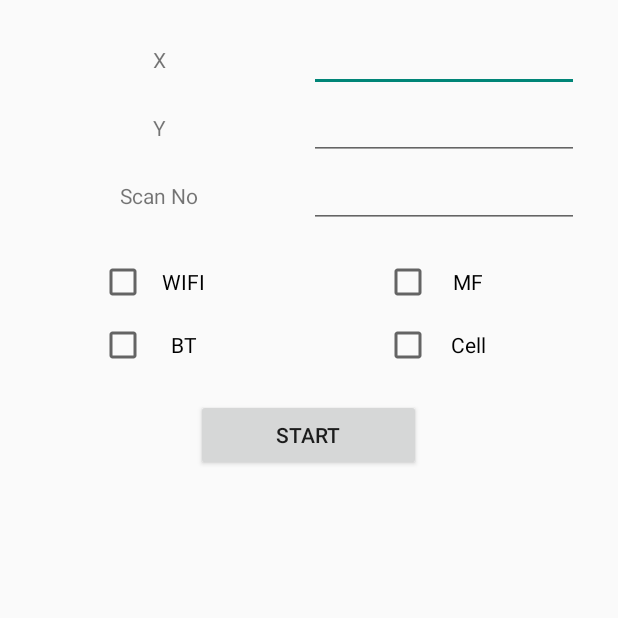
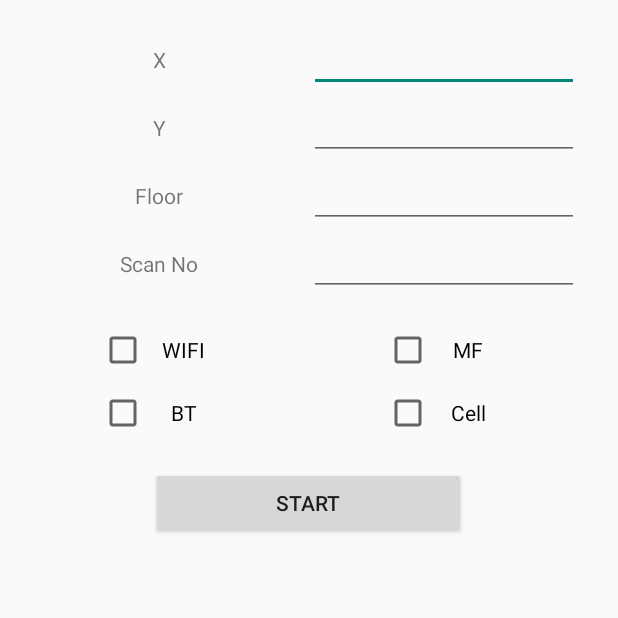
Before and after one commit to bolatu/CsvLoggerTUC, an Android app: the MainActivity screen opened directly, with no data from a screen before it, on a phone screen of 412 x 824 dp, the top half of it. Run offline under Robolectric (Android 15) with nearby library versions, the phone set to English and light mode, and no system bars; 1 statement that could not run was skipped.

Commit message:
updated based on map integration

```diff
--- a/app/src/main/AndroidManifest.xml
+++ b/app/src/main/AndroidManifest.xml
@@ -25,6 +25,7 @@
         android:label="@string/app_name"
         android:supportsRtl="true"
         android:theme="@style/Theme.AppCompat.Light.NoActionBar">
+
         <activity android:name="com.bolatu.csvloggertuc.MainActivity">
             <intent-filter>
                 <action android:name="android.intent.action.MAIN" />
--- a/app/src/main/java/com/bolatu/csvloggertuc/CellScanner/CellScanner.java
+++ b/app/src/main/java/com/bolatu/csvloggertuc/CellScanner/CellScanner.java
@@ -33,32 +33,17 @@ import java.util.concurrent.atomic.AtomicInteger;
 
 public class CellScanner implements IHaltable {
 
-    private TimeStampHandler timeStampHandler = new TimeStampHandler();
-
-    private long timestampOfDetection;
-    private String convertedTimestamp;
-
     private boolean isScanFinished = false;
     private boolean isScanSuccessfullyFinished = false;
 
     AccessPointParser accessPointParser;
 
-    private LinkedHashMap<String, LinkedList<HashMap<Integer, String>>> sortedWifiScanResults = new LinkedHashMap<>();
-    private HashMap<String, String> currentWifiScanResultList = new HashMap<>();
-
-    private String rawWifiScanResults = "";
-
-    private CsvHandler csvHandler;
+    private LinkedHashMap<String, LinkedList<HashMap<Integer, String>>> sortedCellScanResults = new LinkedHashMap<>();
+    private HashMap<String, String> currentCellScanResultList = new HashMap<>();
 
     private int scanCounter = 0;
     private int scanCounterTimeout = 0;
 
-//    public static final String ACTION_BASE = AppGlobals.ACTION_NAMESPACE + ".CellScanner.";
-//    public static final String ACTION_CELLS_SCANNED = ACTION_BASE + "CELLS_SCANNED";
-    public static final String ACTION_CELLS_SCANNED_ARG_CELLS = "cells";
-//    public static final String ACTION_CELLS_SCANNED_ARG_TIME = AppGlobals.ACTION_ARG_TIME;
-
-    private static final int MAX_SCANS_PER_GPS = 2;
     private static final long CELL_MIN_UPDATE_TIME = 2000; // milliseconds
 
     private final Context mAppContext;
@@ -110,14 +95,9 @@ public class CellScanner implements IHaltable {
                         return;
                     }
 
-//                    if (mScanCount.incrementAndGet() > MAX_SCANS_PER_GPS) {
-//                        stop();
-//                        return;
-//                    }
 
                     final long curTime = System.currentTimeMillis();
                     ArrayList<CellInfo> cells = new ArrayList<CellInfo>(mSimpleCellScanner.getCellInfo());
-                    Log.d("CellularScan:", cells.toString());
 
                     if (mReportWasFlushed.getAndSet(false)) {
                         clearCells();
@@ -130,16 +110,13 @@ public class CellScanner implements IHaltable {
 
                     for (CellInfo cell : cells) {
                         addToCells(cell.getCellIdentity());
-                        currentWifiScanResultList.put(cell.getCellIdentity(),
-                                cell.getCellRadio());
-                        Log.d("CellularScan:", cell.getCellIdentity());
-                        currentWifiScanResultList.put(cell.getCellIdentity(),
+                        Log.d("CellularScan:", cell.getCellIdentity() + String.valueOf(cell.getSignalStrength()));
+                        currentCellScanResultList.put(cell.getCellIdentity(),
                                 String.valueOf(cell.getSignalStrength()));
                     }
 
-                    String convertedMaxTimestamp = timeStampHandler.convertTimestamp(timestampOfDetection);
 
-                    sortedWifiScanResults = accessPointParser.sortBtScanResults(currentWifiScanResultList, scanCounter);
+                    sortedCellScanResults = accessPointParser.sortBtScanResults(currentCellScanResultList, scanCounter);
 
                     scanCounter++;
 
@@ -151,14 +128,6 @@ public class CellScanner implements IHaltable {
                         stop();
                     }
 
-
-//                Intent intent = new Intent(ACTION_CELLS_SCANNED);
-//                intent.putParcelableArrayListExtra(ACTION_CELLS_SCANNED_ARG_CELLS, cells);
-//                intent.putExtra(ACTION_CELLS_SCANNED_ARG_TIME, curTime);
-//                // send to handler, so broadcast is not from timer thread
-//                Message message = new Message();
-//                message.obj = intent;
-//                mBroadcastScannedHandler.sendMessage(message);
                 }
             }, 0, CELL_MIN_UPDATE_TIME);
         }
@@ -188,8 +157,8 @@ public class CellScanner implements IHaltable {
         }
         mSimpleCellScanner.stop();
 
-        accessPointParser.convertToCsv(sortedWifiScanResults, scanCounter);
-        sortedWifiScanResults.clear();
+        accessPointParser.convertToCsv(sortedCellScanResults, scanCounter);
+        sortedCellScanResults.clear();
         isScanSuccessfullyFinished = true;
         scanCounter = 0;
     }
@@ -220,4 +189,11 @@ public class CellScanner implements IHaltable {
     public void setScanSuccessfullyFinished(boolean ScanSuccessfullyFinished) {
         isScanSuccessfullyFinished = ScanSuccessfullyFinished;
     }
+    public int getScanCounterTimeout() {
+        return scanCounterTimeout;
+    }
+
+    public int getScanCounter() {
+        return scanCounter;
+    }
 }
--- a/app/src/main/res/layout/activity_main.xml
+++ b/app/src/main/res/layout/activity_main.xml
@@ -51,7 +51,7 @@
             android:layout_width="180dp"
             android:layout_height="30dp"
             android:layout_column="0"
-            android:layout_row="2"
+            android:layout_row="3"
             android:gravity="center"
             android:text="Scan No" />
 
@@ -75,7 +75,7 @@
             android:layout_columnSpan="2"
             android:layout_gravity="center_horizontal"
             android:layout_marginBottom="20dp"
-            android:layout_row="2"
+            android:layout_row="3"
             android:ems="10"
             android:gravity="center"
             android:inputType="number" />
@@ -86,7 +86,7 @@
             android:layout_height="wrap_content"
             android:layout_column="1"
             android:layout_gravity="center_horizontal"
-            android:layout_row="3"
+            android:layout_row="4"
             android:checked="false"
             android:gravity="center"
             android:text="MF" />
@@ -98,7 +98,7 @@
             android:layout_column="0"
             android:layout_gravity="center_horizontal"
             android:layout_marginBottom="10dp"
-            android:layout_row="3"
+            android:layout_row="4"
             android:checked="false"
             android:gravity="center"
             android:text="WIFI" />
@@ -111,19 +111,19 @@
             android:layout_columnSpan="1"
             android:layout_gravity="center_horizontal"
             android:layout_marginBottom="20dp"
-            android:layout_row="4"
+            android:layout_row="5"
             android:checked="false"
             android:gravity="center"
             android:text="Cell" />
 
         <Button
             android:id="@+id/buttonStart"
-            android:layout_width="150dp"
+            android:layout_width="210dp"
             android:layout_height="wrap_content"
             android:layout_column="0"
             android:layout_columnSpan="2"
             android:layout_gravity="center_horizontal"
-            android:layout_row="5"
+            android:layout_row="6"
             android:text="START" />
 
         <ListView
@@ -134,7 +134,7 @@
             android:layout_columnSpan="2"
             android:layout_marginBottom="30dp"
             android:layout_marginTop="30dp"
-            android:layout_row="6" />
+            android:layout_row="7" />
 
         <CheckBox
             android:id="@+id/checkBoxBt"
@@ -144,10 +144,31 @@
             android:layout_columnSpan="1"
             android:layout_gravity="center_horizontal"
             android:layout_marginBottom="20dp"
-            android:layout_row="4"
+            android:layout_row="5"
             android:checked="false"
             android:gravity="center"
             android:text="BT" />
+
+        <TextView
+            android:id="@+id/textView4"
+            android:layout_width="180dp"
+            android:layout_height="30dp"
+            android:layout_column="0"
+            android:layout_row="2"
+            android:gravity="center"
+            android:text="Floor" />
+
+        <EditText
+            android:id="@+id/editTextFloor"
+            android:layout_width="180dp"
+            android:layout_height="wrap_content"
+            android:layout_column="1"
+            android:layout_columnSpan="2"
+            android:layout_gravity="center_horizontal"
+            android:layout_row="2"
+            android:ems="10"
+            android:gravity="center"
+            android:inputType="number" />
     </GridLayout>
 
 </RelativeLayout>
```
Also changed, not shown: 35 other files.
